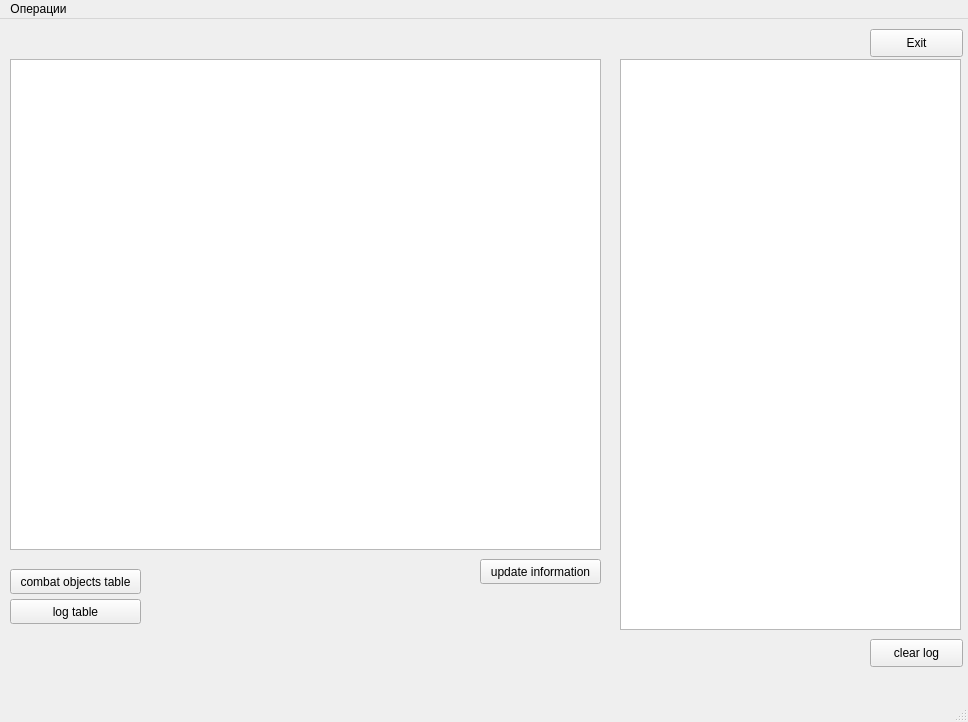
Above: BM/mainwindow.ui from Zioba/MBU-BM before the change. Below: the same form after it.
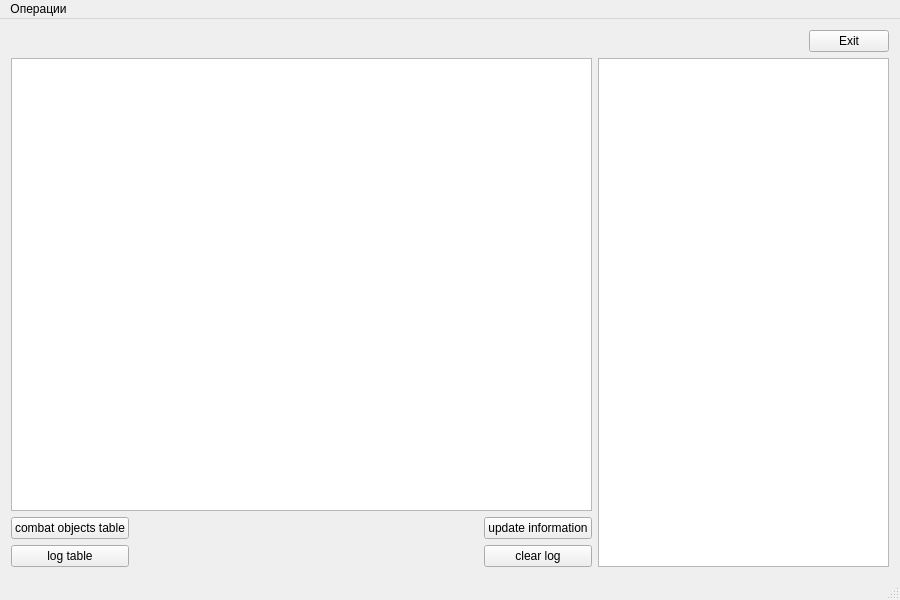
That is the form after the change.

```diff
--- a/BM/mainwindow.ui
+++ b/BM/mainwindow.ui
@@ -6,99 +6,103 @@
    <rect>
     <x>0</x>
     <y>0</y>
-    <width>968</width>
-    <height>722</height>
+    <width>900</width>
+    <height>600</height>
    </rect>
   </property>
   <property name="windowTitle">
    <string>MainWindow</string>
   </property>
   <widget class="QWidget" name="centralWidget">
-   <widget class="QPushButton" name="exitButton">
-    <property name="geometry">
-     <rect>
-      <x>870</x>
-      <y>10</y>
-      <width>93</width>
-      <height>28</height>
-     </rect>
-    </property>
-    <property name="text">
-     <string>Exit</string>
-    </property>
-   </widget>
-   <widget class="QPushButton" name="updBut">
-    <property name="geometry">
-     <rect>
-      <x>480</x>
-      <y>540</y>
-      <width>121</width>
-      <height>25</height>
-     </rect>
-    </property>
-    <property name="text">
-     <string>update information</string>
-    </property>
-   </widget>
-   <widget class="QTableView" name="tableView">
-    <property name="geometry">
-     <rect>
-      <x>10</x>
-      <y>40</y>
-      <width>591</width>
-      <height>491</height>
-     </rect>
-    </property>
-   </widget>
-   <widget class="QPushButton" name="clearBut">
-    <property name="geometry">
-     <rect>
-      <x>870</x>
-      <y>620</y>
-      <width>93</width>
-      <height>28</height>
-     </rect>
-    </property>
-    <property name="text">
-     <string>clear log</string>
-    </property>
-   </widget>
-   <widget class="QTextEdit" name="logField">
-    <property name="geometry">
-     <rect>
-      <x>620</x>
-      <y>40</y>
-      <width>341</width>
-      <height>571</height>
-     </rect>
-    </property>
-   </widget>
-   <widget class="QPushButton" name="logTableBut_3">
-    <property name="geometry">
-     <rect>
-      <x>10</x>
-      <y>580</y>
-      <width>131</width>
-      <height>25</height>
-     </rect>
-    </property>
-    <property name="text">
-     <string>log table</string>
-    </property>
-   </widget>
-   <widget class="QPushButton" name="combObjTableBut">
-    <property name="geometry">
-     <rect>
-      <x>10</x>
-      <y>550</y>
-      <width>131</width>
-      <height>25</height>
-     </rect>
-    </property>
-    <property name="text">
-     <string>combat objects table</string>
-    </property>
-   </widget>
+   <layout class="QGridLayout" name="gridLayout_3" rowstretch="0,0" columnstretch="2,1">
+    <item row="0" column="1">
+     <layout class="QHBoxLayout" name="horizontalLayout">
+      <item>
+       <spacer name="horizontalSpacer_2">
+        <property name="orientation">
+         <enum>Qt::Horizontal</enum>
+        </property>
+        <property name="sizeHint" stdset="0">
+         <size>
+          <width>40</width>
+          <height>20</height>
+         </size>
+        </property>
+       </spacer>
+      </item>
+      <item>
+       <widget class="QPushButton" name="exitButton">
+        <property name="text">
+         <string>Exit</string>
+        </property>
+       </widget>
+      </item>
+     </layout>
+    </item>
+    <item row="1" column="0">
+     <layout class="QGridLayout" name="gridLayout_2">
+      <item row="0" column="0">
+       <widget class="QTableView" name="tableView"/>
+      </item>
+      <item row="1" column="0">
+       <layout class="QGridLayout" name="gridLayout">
+        <item row="0" column="0">
+         <layout class="QVBoxLayout" name="verticalLayout">
+          <item>
+           <widget class="QPushButton" name="combObjTableBut">
+            <property name="text">
+             <string>combat objects table</string>
+            </property>
+           </widget>
+          </item>
+          <item>
+           <widget class="QPushButton" name="logTableBut_3">
+            <property name="text">
+             <string>log table</string>
+            </property>
+           </widget>
+          </item>
+         </layout>
+        </item>
+        <item row="0" column="1">
+         <spacer name="horizontalSpacer">
+          <property name="orientation">
+           <enum>Qt::Horizontal</enum>
+          </property>
+          <property name="sizeHint" stdset="0">
+           <size>
+            <width>40</width>
+            <height>20</height>
+           </size>
+          </property>
+         </spacer>
+        </item>
+        <item row="0" column="2">
+         <layout class="QVBoxLayout" name="verticalLayout_2">
+          <item>
+           <widget class="QPushButton" name="updBut">
+            <property name="text">
+             <string>update information</string>
+            </property>
+           </widget>
+          </item>
+          <item>
+           <widget class="QPushButton" name="clearBut">
+            <property name="text">
+             <string>clear log</string>
+            </property>
+           </widget>
+          </item>
+         </layout>
+        </item>
+       </layout>
+      </item>
+     </layout>
+    </item>
+    <item row="1" column="1">
+     <widget class="QTextEdit" name="logField"/>
+    </item>
+   </layout>
   </widget>
   <widget class="QStatusBar" name="statusBar"/>
   <widget class="QMenuBar" name="mainMenuBar">
@@ -106,7 +110,7 @@
     <rect>
      <x>0</x>
      <y>0</y>
-     <width>968</width>
+     <width>900</width>
      <height>26</height>
     </rect>
    </property>
```
